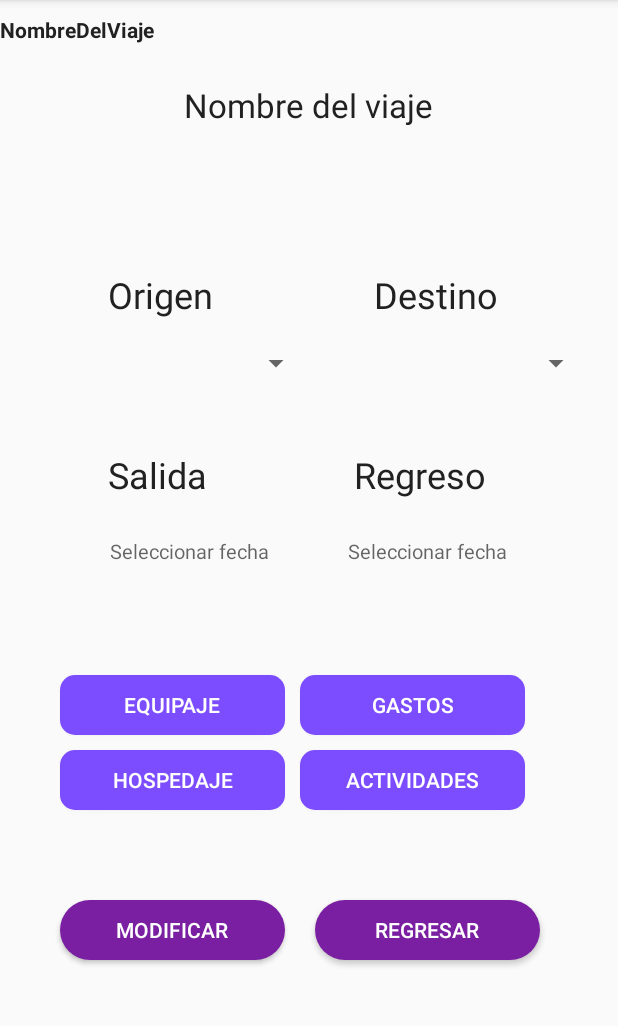
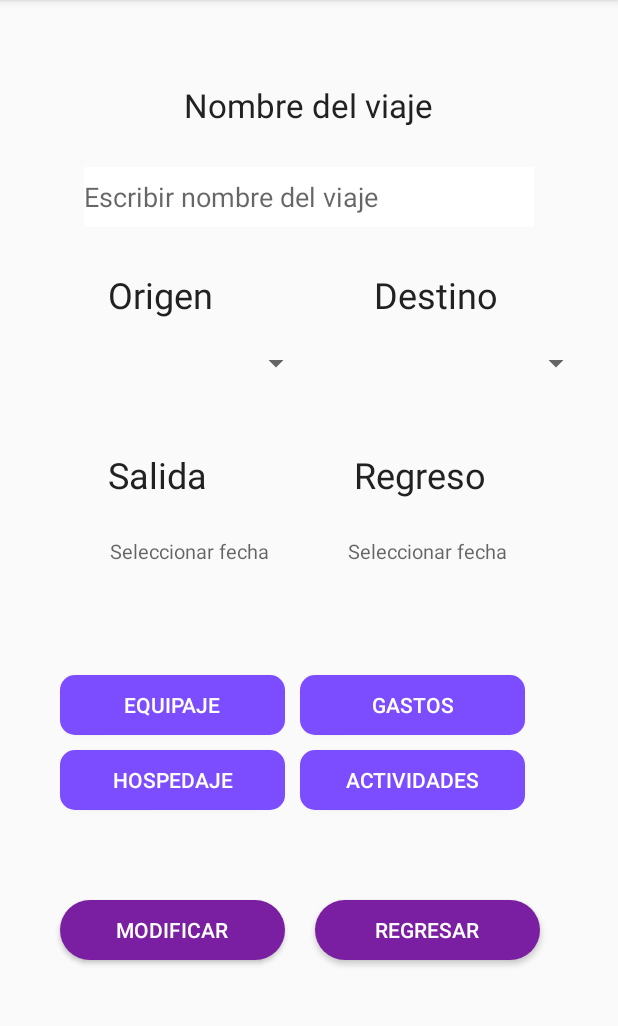
Before and after one commit to ferals26/Travel_Time, an Android app: the tuviaje screen opened directly, with no data from a screen before it, on a phone screen of 412 x 824 dp, the part 84-1110 px from its top. Run offline under Robolectric (Android 15) with nearby library versions, the phone set to English and light mode, and no system bars; our stand-ins replace Firebase (no records; nobody signed in at launch, a user with empty details on screens opened directly).

Commit message:
guardar datos en firebase

```diff
--- a/app/src/main/java/com/example/traveltime/MainActivity.java
+++ b/app/src/main/java/com/example/traveltime/MainActivity.java
@@ -96,6 +96,7 @@ public class MainActivity extends AppCompatActivity implements AdapterView.OnIte
                 DatosViajes.put("Origen", Origen);
                 DatosViajes.put("Destino", Destino);
                 mDatabase.child("Viajes").push().setValue(DatosViajes);
+                startActivity(new Intent(MainActivity.this, listsnotes.class));
 
 
             }
--- a/app/src/main/java/com/example/traveltime/tuviaje.java
+++ b/app/src/main/java/com/example/traveltime/tuviaje.java
@@ -43,7 +43,7 @@ public class tuviaje extends AppCompatActivity {
 
         mAuth = FirebaseAuth.getInstance();
         mDatabase = FirebaseDatabase.getInstance().getReference();
-        Miviaje = (TextView)findViewById(R.id.Miviaje);
+
 
 
         Actividad = (Button) findViewById(R.id.actividadbtn);
@@ -63,26 +63,9 @@ public class tuviaje extends AppCompatActivity {
         });
 
 
-        getUserInfo();
+
 
     }
 
-    private void getUserInfo(){
-        String id = mAuth.getCurrentUser().getUid();
-        mDatabase.child("Viajes").child(id).addValueEventListener(new ValueEventListener() {
-            @Override
-            public void onDataChange(@NonNull DataSnapshot dataSnapshot) {
-                if(dataSnapshot.exists()){
-                    String Viaje = dataSnapshot.child("NombreViajes").getValue().toString();
 
-                    Miviaje.setText(Viaje);
-                }
-            }
-
-            @Override
-            public void onCancelled(@NonNull DatabaseError databaseError) {
-
-            }
-        });
-    }
 }
--- a/app/src/main/res/layout/activity_tuviaje.xml
+++ b/app/src/main/res/layout/activity_tuviaje.xml
@@ -150,14 +150,16 @@
         android:textSize="22sp"
         android:textColor="@color/texoprimario"
         />
+    <EditText
+        android:id="@+id/NombreViaje"
+        android:layout_width="300dp"
+        android:layout_height="40dp"
+        android:layout_centerHorizontal="true"
+        android:layout_marginTop="111dp"
+        android:hint="Escribir nombre del viaje"
+        android:background="@drawable/edit_round"
+        />
 
-    <TextView
-        android:id="@+id/Miviaje"
-        android:layout_width="wrap_content"
-        android:layout_height="wrap_content"
-        android:textStyle="bold"
-        android:layout_marginTop="10dp"
-        android:text="NombreDelViaje" />
 
     <Button
         android:id="@+id/Modificar"
```
Also changed, not shown: app/src/main/java/com/example/traveltime/Students.java (added, +31 -0 lines).
